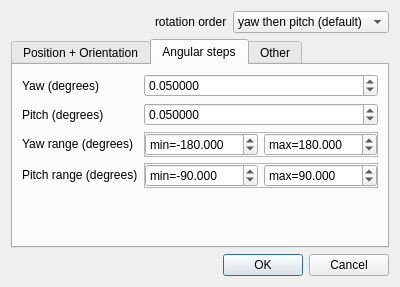
Qt form qCC/ui_templates/gblSensorProjectDlg.ui (CloudCompare/CloudCompare) before a commit.
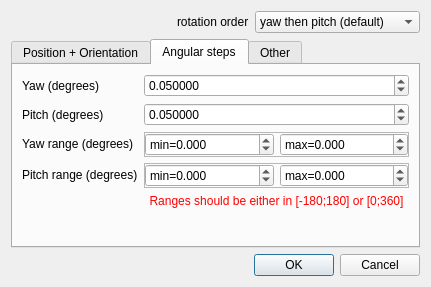
The same form after that commit. The open tabs and pages were chosen to show the change.

Commit message: More refinements so as to control whether sensor angular ranges and max range are automatically computed or not (+ make clear that the uncertainty is a ratio/percentage and not an absolute distance)

```diff
--- a/qCC/ui_templates/gblSensorProjectDlg.ui
+++ b/qCC/ui_templates/gblSensorProjectDlg.ui
@@ -6,7 +6,7 @@
    <rect>
     <x>0</x>
     <y>0</y>
-    <width>400</width>
+    <width>431</width>
     <height>287</height>
    </rect>
   </property>
@@ -286,7 +286,7 @@
          </property>
         </widget>
        </item>
-       <item row="4" column="0">
+       <item row="5" column="0">
         <spacer>
          <property name="orientation">
           <enum>Qt::Orientation::Vertical</enum>
@@ -336,13 +336,13 @@
              <number>3</number>
             </property>
             <property name="minimum">
-             <double>-360.000000000000000</double>
+             <double>-180.000000000000000</double>
             </property>
             <property name="maximum">
-             <double>360.000000000000000</double>
+             <double>180.000000000000000</double>
             </property>
             <property name="value">
-             <double>-180.000000000000000</double>
+             <double>0.000000000000000</double>
             </property>
            </widget>
           </item>
@@ -355,13 +355,13 @@
              <number>3</number>
             </property>
             <property name="minimum">
-             <double>-360.000000000000000</double>
+             <double>-180.000000000000000</double>
             </property>
             <property name="maximum">
              <double>360.000000000000000</double>
             </property>
             <property name="value">
-             <double>180.000000000000000</double>
+             <double>0.000000000000000</double>
             </property>
            </widget>
           </item>
@@ -405,13 +405,13 @@
              <number>3</number>
             </property>
             <property name="minimum">
-             <double>-360.000000000000000</double>
+             <double>-180.000000000000000</double>
             </property>
             <property name="maximum">
-             <double>360.000000000000000</double>
+             <double>180.000000000000000</double>
             </property>
             <property name="value">
-             <double>-90.000000000000000</double>
+             <double>0.000000000000000</double>
             </property>
            </widget>
           </item>
@@ -424,19 +424,32 @@
              <number>3</number>
             </property>
             <property name="minimum">
-             <double>-360.000000000000000</double>
+             <double>-180.000000000000000</double>
             </property>
             <property name="maximum">
              <double>360.000000000000000</double>
             </property>
             <property name="value">
-             <double>90.000000000000000</double>
+             <double>0.000000000000000</double>
             </property>
            </widget>
           </item>
          </layout>
         </widget>
        </item>
+       <item row="4" column="1">
+        <widget class="QLabel" name="rangeWarningLabel">
+         <property name="styleSheet">
+          <string notr="true">color: red;</string>
+         </property>
+         <property name="text">
+          <string>Ranges should be either in [-180;180] or [0;360]</string>
+         </property>
+         <property name="alignment">
+          <set>Qt::AlignmentFlag::AlignCenter</set>
+         </property>
+        </widget>
+       </item>
       </layout>
      </widget>
      <widget class="QWidget" name="tabOther">
```
Left out of the diff: 10 changed lines with no effect on the pictures. The commit also changes 4 other files.
